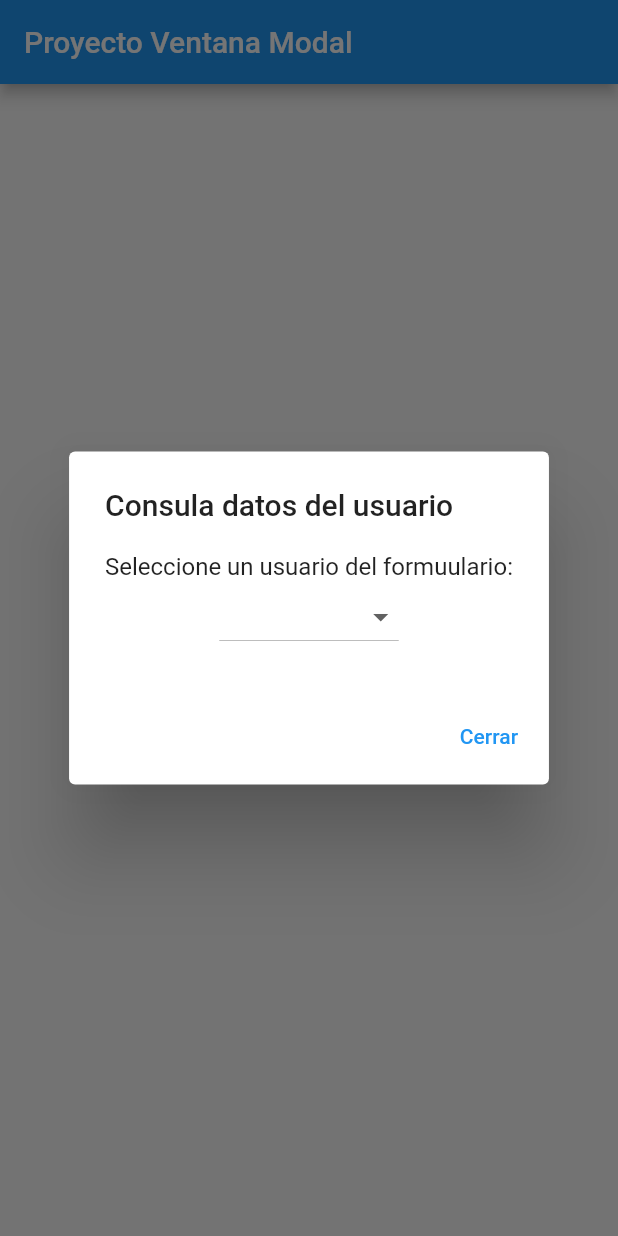
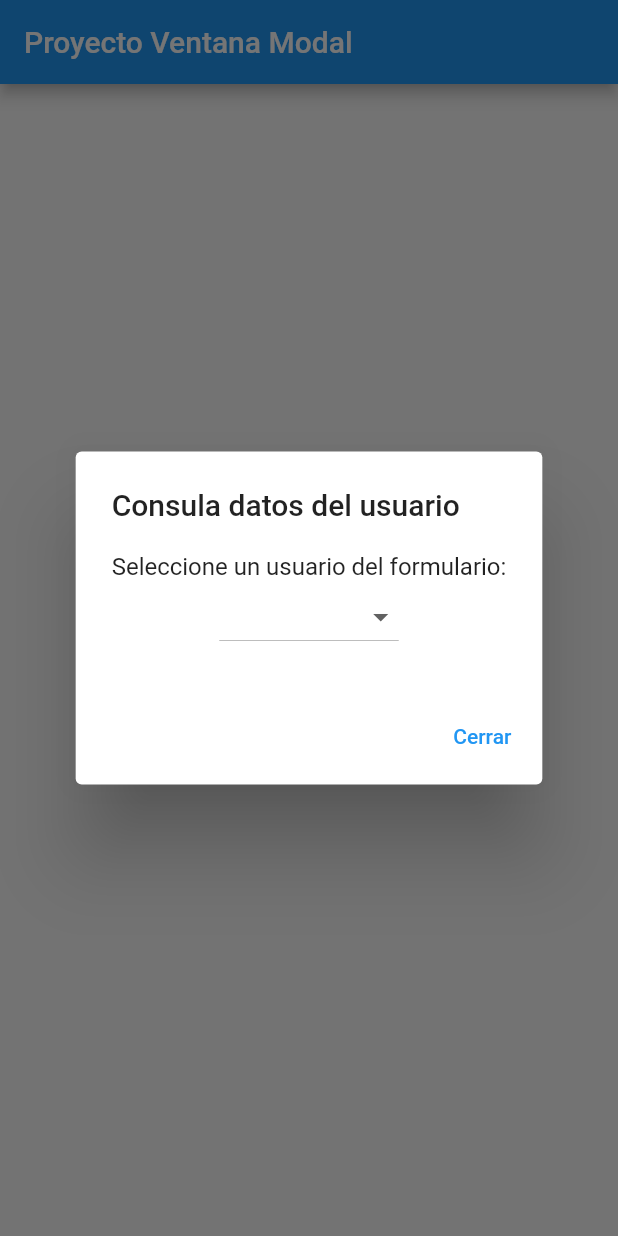
Before and after one commit to AleJamy/flutterapp, a Flutter app: the screen it shows after launch, after a tap on "Abrir", on a phone screen of 412 x 824 dp. Run offline on Flutter 3.47's test engine with Material 2 defaults, Android fonts, the phone set to English and light mode, and no system bars.

Commit message:
Modificando texto

```diff
--- a/lib/main.dart
+++ b/lib/main.dart
@@ -46,7 +46,7 @@ class FormularioModalDemo extends StatelessWidget {
 
   _mostrarVentanaModal(BuildContext context) {
     final List<Usuario> usuarios = [
-      Usuario('Juan Pérez', 'juan@egmail.com', 'Santiago'),
+      Usuario('Juan Pérez', 'juan@gmail.com', 'Santiago'),
       Usuario('María López', 'maria@gmail.com', 'Zacatecoluca'),
       Usuario('Carlos García', 'carlos@gmail.com', 'San vicente'),
       Usuario('Jose Gomez', 'jose@gmail.com', 'Ahuachapan'),
@@ -60,7 +60,7 @@ class FormularioModalDemo extends StatelessWidget {
           content: Column(
             mainAxisSize: MainAxisSize.min,
             children: <Widget>[
-              const Text('Seleccione un usuario del formuulario:'),
+              const Text('Seleccione un usuario del formulario:'),
               DropdownButton<Usuario>(
                 items: usuarios.map((Usuario usuario) {
                   return DropdownMenuItem<Usuario>(
```
